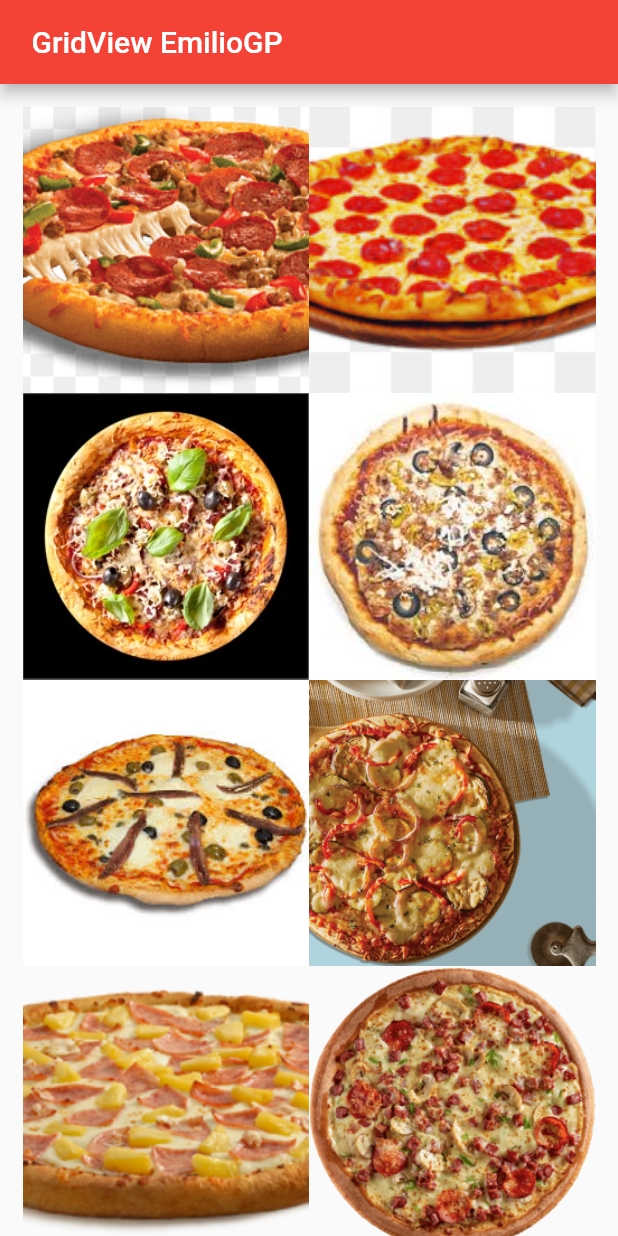
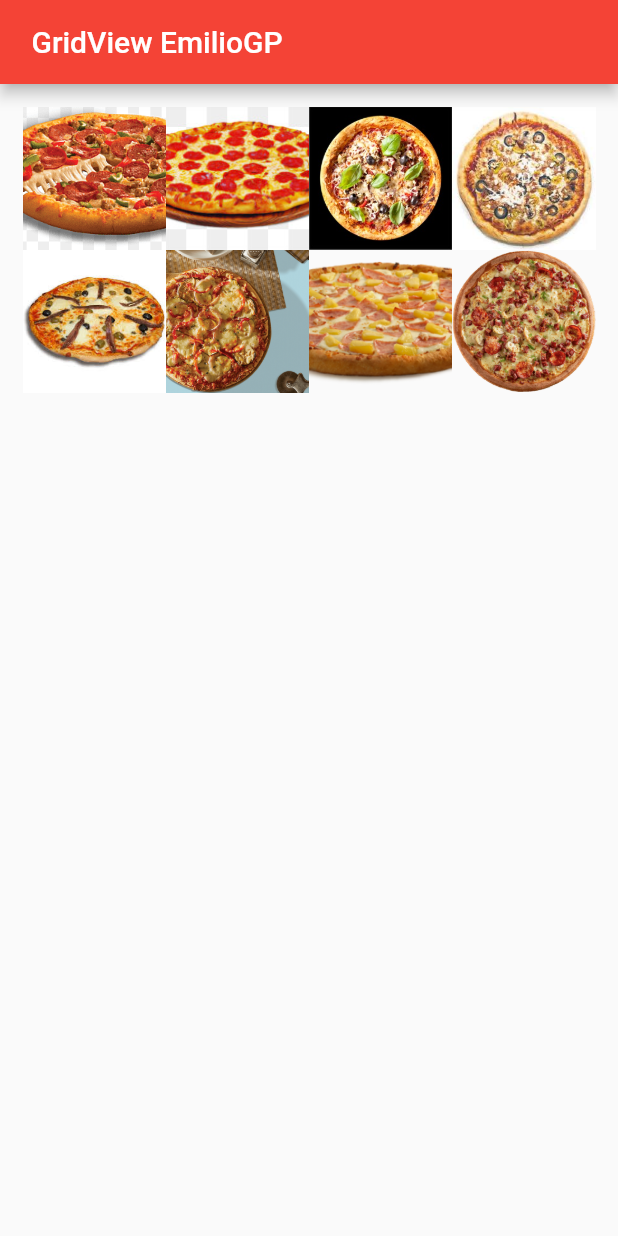
Before and after one commit to Emilio-Guerrero-Peralta/Ej_GridView_Guerrero, a Flutter app: the screen it shows after launch, on a phone screen of 412 x 824 dp. Run offline on Flutter 3.47's test engine with Material 2 defaults, Android fonts, the phone set to English and light mode, and no system bars.

```diff
--- a/lib/gridviewarticulo.dart
+++ b/lib/gridviewarticulo.dart
@@ -3,10 +3,10 @@ import 'package:flutter/material.dart';
 class Paginaincial extends StatefulWidget {
   const Paginaincial({Key? key}) : super(key: key);
   @override
-  _Paginaincial createState() => _Paginaincial();
+  _Paginaincialstate createState() => _Paginaincialstate();
 } // Widget con estado
 
-class _Paginaincial extends State<Paginaincial> {
+class _Paginaincialstate extends State<Paginaincial> {
   List<String> images = [
     "assets/images/Pizza1.png",
     "assets/images/Pizza2.jpg",
@@ -25,7 +25,7 @@ class _Paginaincial extends State<Paginaincial> {
         ),
         body: GridView.custom(
           gridDelegate: const SliverGridDelegateWithFixedCrossAxisCount(
-            crossAxisCount: 2,
+            crossAxisCount: 4,
           ),
           childrenDelegate: SliverChildBuilderDelegate(
             (BuildContext, index) {
```
Also changed, not shown: 1 other file.
